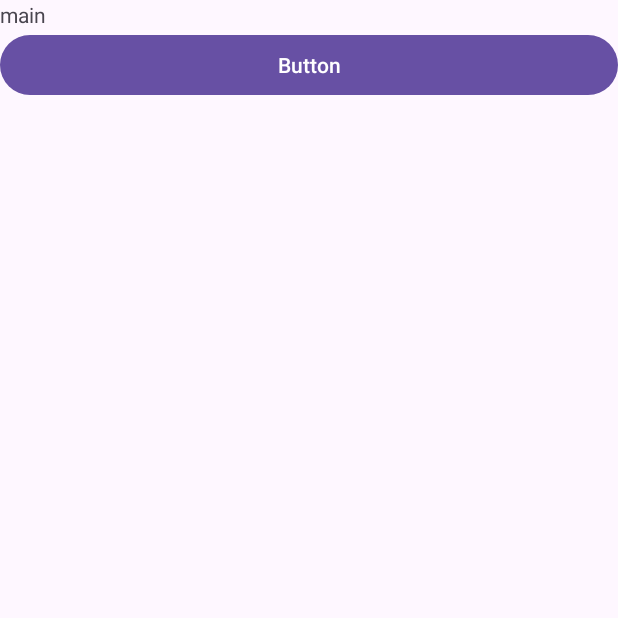
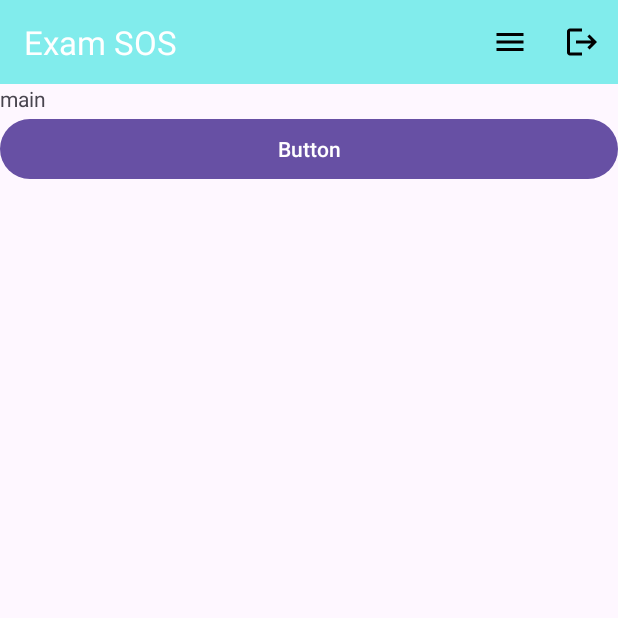
Before and after one commit to rayrayrachel/ExamSOS, an Android app: the screen it shows after launch (MainActivity), on a phone screen of 412 x 824 dp, the top half of it. Run offline under Robolectric (Android 15) with nearby library versions, the phone set to English and light mode, and no system bars.

Commit message:
[UI] Initialise App Bar

```diff
--- a/app/src/main/java/com/example/examsos/MainActivity.kt
+++ b/app/src/main/java/com/example/examsos/MainActivity.kt
@@ -3,12 +3,11 @@ package com.example.examsos
 import android.content.Intent
 import android.os.Bundle
 import android.util.Log
+import android.view.Menu
+import android.view.MenuItem
 import android.widget.Button
-import androidx.activity.enableEdgeToEdge
 import androidx.appcompat.app.AppCompatActivity
-import androidx.core.view.ViewCompat
-import androidx.core.view.WindowInsetsCompat
-
+import androidx.appcompat.widget.Toolbar
 
 class MainActivity : AppCompatActivity() {
     private val myTag = "RachelsTag"
@@ -17,6 +16,9 @@ class MainActivity : AppCompatActivity() {
         super.onCreate(savedInstanceState)
         setContentView(R.layout.activity_main)
 
+        val mToolbar = findViewById<Toolbar>(R.id.main_toolbar)
+        setSupportActionBar(mToolbar)
+
         val buttonClick = findViewById<Button>(R.id.button3)
         buttonClick.setOnClickListener {
             val intent = Intent(this, QuizActivity::class.java)
@@ -24,7 +26,28 @@ class MainActivity : AppCompatActivity() {
         }
 
         Log.i(myTag, "*** MainActivity: In onCreate")
+    }
 
+    override fun onCreateOptionsMenu(menu: Menu?): Boolean {
+        menuInflater.inflate(R.menu.tool_bar_layout, menu)
+        return super.onCreateOptionsMenu(menu)
+    }
+
+    override fun onOptionsItemSelected(item: MenuItem): Boolean {
+        return when (item.itemId) {
+            R.id.logout -> {
+                val intent = Intent(this, QuizActivity::class.java)
+                startActivity(intent)
+                Log.i(myTag, "Logout clicked")
+                true
+            }
+            R.id.more -> {
+
+                Log.i(myTag, "More clicked")
+                true
+            }
+            else -> super.onOptionsItemSelected(item)
+        }
     }
 
     override fun onStart() {
@@ -56,7 +79,4 @@ class MainActivity : AppCompatActivity() {
         super.onDestroy()
         Log.i(myTag, "*** MainActivity: In onDestroy")
     }
-
 }
-
-//Test Commit
--- /dev/null
+++ b/app/src/main/res/drawable/backarrow.xml
@@ -0,0 +1,5 @@
+<vector xmlns:android="http://schemas.android.com/apk/res/android" android:autoMirrored="true" android:height="24dp" android:tint="#000000" android:viewportHeight="24" android:viewportWidth="24" android:width="24dp">
+
+    <path android:fillColor="@android:color/white" android:pathData="M20,11H7.83l5.59,-5.59L12,4l-8,8 8,8 1.41,-1.41L7.83,13H20v-2z"/>
+
+</vector>
--- /dev/null
+++ b/app/src/main/res/drawable/logout.xml
@@ -0,0 +1,5 @@
+<vector xmlns:android="http://schemas.android.com/apk/res/android" android:autoMirrored="true" android:height="24dp" android:tint="#000000" android:viewportHeight="24" android:viewportWidth="24" android:width="24dp">
+
+    <path android:fillColor="@android:color/white" android:pathData="M17,7l-1.41,1.41L18.17,11H8v2h10.17l-2.58,2.58L17,17l5,-5zM4,5h8V3H4c-1.1,0 -2,0.9 -2,2v14c0,1.1 0.9,2 2,2h8v-2H4V5z"/>
+
+</vector>
--- /dev/null
+++ b/app/src/main/res/drawable/moremenu.xml
@@ -0,0 +1,5 @@
+<vector xmlns:android="http://schemas.android.com/apk/res/android" android:height="24dp" android:tint="#000000" android:viewportHeight="24" android:viewportWidth="24" android:width="24dp">
+
+    <path android:fillColor="@android:color/white" android:pathData="M3,18h18v-2L3,16v2zM3,13h18v-2L3,11v2zM3,6v2h18L21,6L3,6z"/>
+
+</vector>
--- a/app/src/main/res/layout/activity_main.xml
+++ b/app/src/main/res/layout/activity_main.xml
@@ -9,11 +9,21 @@
     android:orientation="vertical"
     android:gravity="center_horizontal">
 
+
     <LinearLayout
+
         android:layout_width="match_parent"
         android:layout_height="match_parent"
         android:orientation="vertical">
 
+
+        <androidx.appcompat.widget.Toolbar
+            android:id="@+id/main_toolbar"
+            android:layout_width="match_parent"
+            android:minHeight="?attr/actionBarSize"
+            android:layout_height="56dp"
+            app:titleTextColor="@android:color/white"
+            android:background="@color/theme_primary"/>
 
         <TextView
             android:id="@+id/textView"
--- /dev/null
+++ b/app/src/main/res/menu/tool_bar_layout.xml
@@ -0,0 +1,17 @@
+<?xml version="1.0" encoding="utf-8"?>
+<menu xmlns:android="http://schemas.android.com/apk/res/android"
+    xmlns:app="http://schemas.android.com/apk/res-auto">
+
+    <item
+        android:id="@+id/more"
+        android:icon="@drawable/moremenu"
+        android:title="@string/more_appbar_name"
+        app:showAsAction="always" />
+
+    <item
+        android:id="@+id/logout"
+        android:icon="@drawable/logout"
+        android:title="@string/more_appbar_name"
+        app:showAsAction="ifRoom"
+        />
+</menu>
--- a/app/src/main/res/values-night/themes.xml
+++ b/app/src/main/res/values-night/themes.xml
@@ -4,4 +4,6 @@
         <!-- Customize your dark theme here. -->
         <!-- <item name="colorPrimary">@color/my_dark_primary</item> -->
     </style>
+    <style name="Theme.AppBarAndSwipe"
+        parent="Theme.MaterialComponents.DayNight.DarkActionBar"/>
 </resources>
--- a/app/src/main/res/values/strings.xml
+++ b/app/src/main/res/values/strings.xml
@@ -1,3 +1,7 @@
 <resources>
     <string name="app_name">Exam SOS</string>
+    <string name="home_page_name">Home</string>
+    <string name="level_page_name">Level</string>
+    <string name="note_page_name">Note</string>
+    <string name="more_appbar_name">More</string>
 </resources>
--- /dev/null
+++ b/app/src/main/res/values/styles.xml
@@ -0,0 +1,4 @@
+<?xml version="1.0" encoding="utf-8"?>
+<resources>
+
+</resources>
--- a/app/src/main/res/values/themes.xml
+++ b/app/src/main/res/values/themes.xml
@@ -5,5 +5,8 @@
         <!-- <item name="colorPrimary">@color/my_light_primary</item> -->
     </style>
 
+    <style name="Theme.AppBarAndSwipe"
+        parent="Theme.MaterialComponents.DayNight.DarkActionBar"/>
+
     <style name="Theme.ExamSOS" parent="Base.Theme.ExamSOS" />
 </resources>
```
Also changed, not shown: app/src/main/AndroidManifest.xml (+7 -1 lines), app/src/main/res/values/colors.xml (+16 -0 lines).
